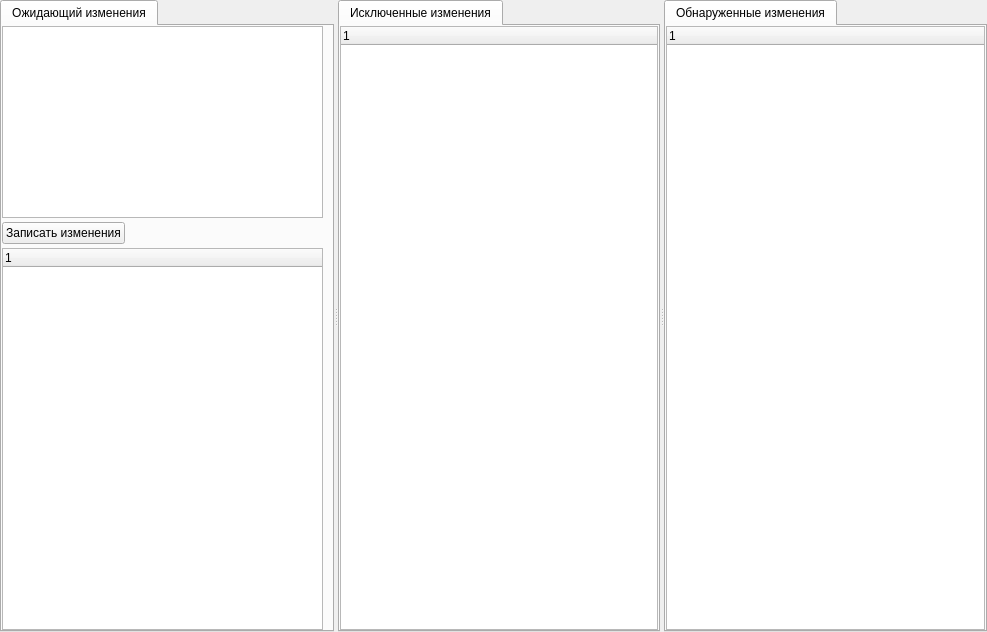
First picture: the form in src/changes/ChangesWidget.ui, repository rnikbond/AppLetTF, before the edit.
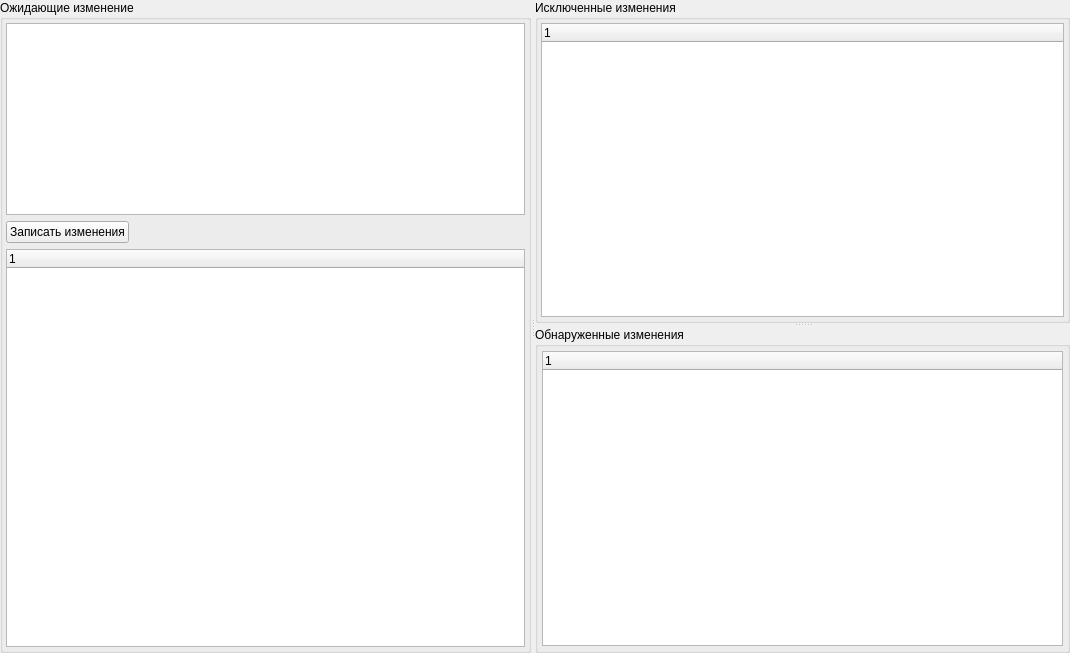
Second picture: the form after the edit.

What changed in the file:
```diff
--- a/src/changes/ChangesWidget.ui
+++ b/src/changes/ChangesWidget.ui
@@ -6,8 +6,8 @@
    <rect>
     <x>0</x>
     <y>0</y>
-    <width>987</width>
-    <height>632</height>
+    <width>1070</width>
+    <height>653</height>
    </rect>
   </property>
   <property name="windowTitle">
@@ -30,30 +30,26 @@
     <number>0</number>
    </property>
    <item>
-    <widget class="QSplitter" name="splitter">
+    <widget class="QSplitter" name="splitter_2">
      <property name="orientation">
       <enum>Qt::Horizontal</enum>
      </property>
-     <widget class="QTabWidget" name="preparedTab">
-      <property name="currentIndex">
-       <number>0</number>
+     <widget class="QGroupBox" name="groupBox">
+      <property name="title">
+       <string>Ожидающие изменение</string>
       </property>
-      <widget class="QWidget" name="preparedPage">
-       <attribute name="title">
-        <string>Ожидающий изменения</string>
-       </attribute>
        <layout class="QVBoxLayout" name="verticalLayout">
-        <property name="spacing">
-         <number>4</number>
-        </property>
         <property name="leftMargin">
-         <number>0</number>
+        <number>3</number>
         </property>
         <property name="topMargin">
-         <number>0</number>
+        <number>3</number>
+       </property>
+       <property name="rightMargin">
+        <number>3</number>
         </property>
         <property name="bottomMargin">
-         <number>0</number>
+        <number>3</number>
         </property>
         <item>
          <widget class="QTextEdit" name="commentEdit">
@@ -103,30 +99,29 @@
         </item>
        </layout>
       </widget>
-     </widget>
-     <widget class="QTabWidget" name="excludedTab">
-      <property name="currentIndex">
-       <number>0</number>
+     <widget class="QSplitter" name="splitter">
+      <property name="orientation">
+       <enum>Qt::Vertical</enum>
       </property>
-      <widget class="QWidget" name="excludePage">
-       <attribute name="title">
+      <widget class="QGroupBox" name="groupBox_2">
+       <property name="title">
         <string>Исключенные изменения</string>
-       </attribute>
-       <layout class="QVBoxLayout" name="verticalLayout_3">
+       </property>
+       <layout class="QVBoxLayout" name="verticalLayout_2">
         <property name="spacing">
-         <number>0</number>
+         <number>3</number>
         </property>
         <property name="leftMargin">
-         <number>0</number>
+         <number>3</number>
         </property>
         <property name="topMargin">
-         <number>0</number>
+         <number>3</number>
         </property>
         <property name="rightMargin">
-         <number>0</number>
+         <number>3</number>
         </property>
         <property name="bottomMargin">
-         <number>0</number>
+         <number>3</number>
         </property>
         <item>
          <widget class="QTreeWidget" name="excludedTree">
@@ -139,30 +134,25 @@
         </item>
        </layout>
       </widget>
-     </widget>
-     <widget class="QTabWidget" name="detectedTab">
-      <property name="currentIndex">
-       <number>0</number>
-      </property>
-      <widget class="QWidget" name="detectedPage">
-       <attribute name="title">
+      <widget class="QGroupBox" name="groupBox_3">
+       <property name="title">
         <string>Обнаруженные изменения</string>
-       </attribute>
-       <layout class="QVBoxLayout" name="verticalLayout_2">
+       </property>
+       <layout class="QVBoxLayout" name="verticalLayout_3">
         <property name="spacing">
-         <number>0</number>
+         <number>4</number>
         </property>
         <property name="leftMargin">
-         <number>0</number>
+         <number>4</number>
         </property>
         <property name="topMargin">
-         <number>0</number>
+         <number>4</number>
         </property>
         <property name="rightMargin">
-         <number>0</number>
+         <number>4</number>
         </property>
         <property name="bottomMargin">
-         <number>0</number>
+         <number>4</number>
         </property>
         <item>
          <widget class="QTreeWidget" name="detectedTree">
```
Lines whose indentation alone changed are shown as unchanged.
